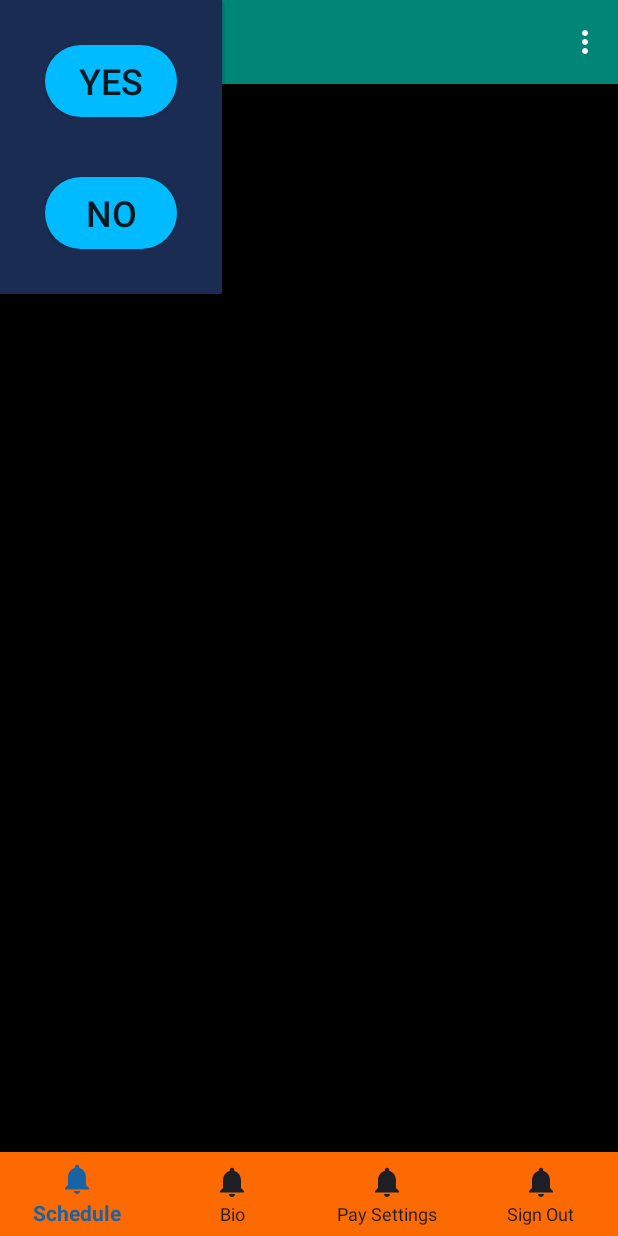
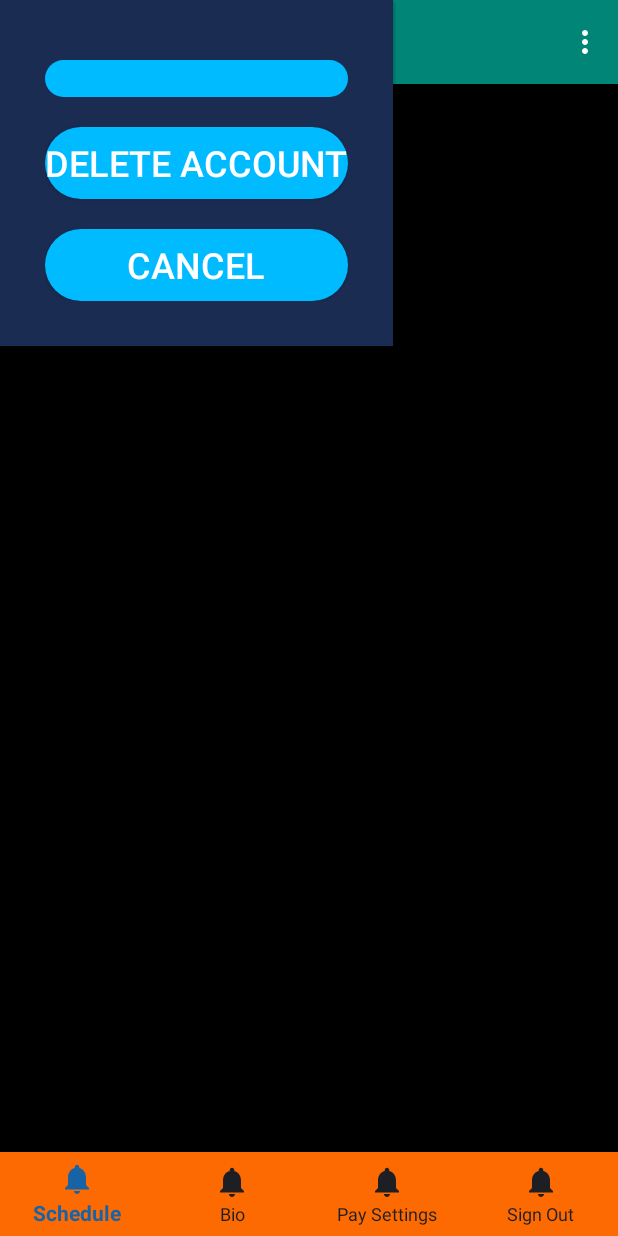
Before and after one commit to BZEEE/PursuitVolley_Android_App, an Android app: the CoachProfileActivity screen opened directly, with no data from a screen before it, in the options menu, after a tap on "delete account", on a phone screen of 412 x 824 dp. Run offline under Robolectric (Android 15) with nearby library versions, the phone set to English and light mode, and no system bars; our stand-ins replace Firebase (no records; nobody signed in at launch, a user with empty details on screens opened directly); 2 statements that could not run were skipped.

Commit message:
connecting firestore pathway to coach profile and player profile

```diff
--- a/app/src/main/java/com/beazle/pursuitvolley/Coach/CoachProfile/CoachProfileActivity.java
+++ b/app/src/main/java/com/beazle/pursuitvolley/Coach/CoachProfile/CoachProfileActivity.java
@@ -16,11 +16,14 @@ import android.view.MenuItem;
 import android.view.View;
 import android.view.ViewGroup;
 import android.widget.Button;
+import android.widget.EditText;
 import android.widget.PopupWindow;
 import android.widget.RelativeLayout;
 import android.widget.Toast;
 
+import com.beazle.pursuitvolley.Coach.CoachAuthentication.CoachLoginActivity;
 import com.beazle.pursuitvolley.DebugTags.DebugTags;
+import com.beazle.pursuitvolley.FirestoreTags.FirestoreTags;
 import com.beazle.pursuitvolley.MainActivity;
 import com.beazle.pursuitvolley.R;
 import com.google.android.gms.tasks.OnCompleteListener;
@@ -28,19 +31,21 @@ import com.google.android.gms.tasks.Task;
 import com.google.android.material.bottomnavigation.BottomNavigationView;
 import com.google.firebase.auth.FirebaseAuth;
 import com.google.firebase.auth.FirebaseUser;
+import com.google.firebase.firestore.DocumentReference;
+import com.google.firebase.firestore.DocumentSnapshot;
 import com.google.firebase.firestore.FirebaseFirestore;
 
 public class CoachProfileActivity extends AppCompatActivity {
-
-    private static final String TAG = "CoachProfileActivityTAG";
 
     private Fragment currentFragment;
     private CoachScheduleFragment coachScheduleFragment;
     private CoachBioFragment bioFragment;
     private CoachPaymentSettingsFragment coachPaymentSettingsFragment;
     private PopupWindow signOutWindow;
+    private PopupWindow deleteAccountWindow;
     private FirebaseAuth mAuth;
     private FirebaseFirestore mFirestore;
+    private FirebaseUser currentCoach;
     private RelativeLayout coachProfileActivityRelativeLayout;
 
     @Override
@@ -54,6 +59,7 @@ public class CoachProfileActivity extends AppCompatActivity {
 
         mAuth = FirebaseAuth.getInstance();
         mFirestore = FirebaseFirestore.getInstance();
+        currentCoach = mAuth.getCurrentUser();
 
 //        NavigationUI.setupWithNavController(bottomNavView,
 //                Navigation.findNavController(this, R.id.nav_host_fragment))
@@ -80,11 +86,9 @@ public class CoachProfileActivity extends AppCompatActivity {
         switch (item.getItemId()) {
             case R.id.coachProfileDeleteAccount:
                 // user clicked the delete account button
-                // delete account from FirebaseAuth
                 // remove coaches document from firestore
-                FirebaseUser user = mAuth.getCurrentUser();
-                mAuth.signOut();
-                DeleteUserAccount(user);
+                // mAuth.signOut();
+                ShowAccountDeleteDialog();
                 return true;
             default:
                 return super.onOptionsItemSelected(item);
@@ -145,121 +149,100 @@ public class CoachProfileActivity extends AppCompatActivity {
         yesButton.setOnClickListener(new View.OnClickListener() {
             @Override
             public void onClick(View v) {
-                SignOut();
+                mAuth.signOut();
+                signOutWindow.dismiss();
+                Toast.makeText(CoachProfileActivity.this, "successfully signed out", Toast.LENGTH_SHORT).show();
+                // startActivity(new Intent(this, CoachLoginActivity.class));
+                // finish the activity
+                finish();
             }
         });
         noButton.setOnClickListener(new View.OnClickListener() {
             @Override
             public void onClick(View v) {
-                DoNotSignOut();
+                signOutWindow.dismiss();
             }
         });
 
     }
 
-    private void SignOut() {
-        // perform sign out operations
-        // sign out user from firebase
-        signOutWindow.dismiss();
-        mAuth.signOut();
-        Toast.makeText(this, "successfully signed out", Toast.LENGTH_SHORT).show();
-        // startActivity(new Intent(this, CoachLoginActivity.class));
-        // finish the activity
-        finish();
+    private void ShowAccountDeleteDialog() {
+
+        //instantiate the popup.xml layout file
+        LayoutInflater layoutInflater = (LayoutInflater) CoachProfileActivity.this.getSystemService(Context.LAYOUT_INFLATER_SERVICE);
+        View customView = layoutInflater.inflate(R.layout.coach_account_delete_pop_up,null);
+
+        //instantiate popup window
+        deleteAccountWindow = new PopupWindow(customView, ViewGroup.LayoutParams.WRAP_CONTENT, ViewGroup.LayoutParams.WRAP_CONTENT);
+
+        //display the popup window
+        deleteAccountWindow.showAtLocation(coachProfileActivityRelativeLayout, Gravity.CENTER, 0, 0);
+        Button deleteAccountButton = findViewById(R.id.deleteAccountYesButton);
+        Button cancelButton = findViewById(R.id.deleteAccountCancelButton);
+
+        EditText deletionCodeEditText = findViewById(R.id.deleteCodeEditText);
+
+        deleteAccountButton.setOnClickListener(new View.OnClickListener() {
+            @Override
+            public void onClick(View v) {
+                String deletionCode = deletionCodeEditText.getText().toString();
+                CheckDeletionCode(deletionCode);
+            }
+        });
+        cancelButton.setOnClickListener(new View.OnClickListener() {
+            @Override
+            public void onClick(View v) {
+                deleteAccountWindow.dismiss();
+            }
+        });
+
     }
 
-    private void DoNotSignOut() {
-        signOutWindow.dismiss();
+    private void CheckDeletionCode(String accountDeletionCode) {
+        DocumentReference docRef = mFirestore.collection(FirestoreTags.adminCodesCollection).document(FirestoreTags.coachAccountDeletionCode);
+        docRef.get().addOnCompleteListener(new OnCompleteListener<DocumentSnapshot>() {
+            @Override
+            public void onComplete(@NonNull Task<DocumentSnapshot> task) {
+                if (task.isSuccessful()) {
+                    DocumentSnapshot document = task.getResult();
+                    if (document.exists()) {
+                        // get activation from document data
+                        String codeFromFirebase = (String) document.getData().get(FirestoreTags.codeKey);
+                        if (codeFromFirebase.equals(accountDeletionCode)) {
+                            DeleteCoachAccount();
+                        } else {
+                            Toast.makeText(CoachProfileActivity.this, "wrong deletion code", Toast.LENGTH_SHORT).show();
+                        }
+                    } else {
+                        Log.d(DebugTags.DebugTAG, "Admin codes document does not exist");
+                    }
+                } else {
+                    Log.d(DebugTags.DebugTAG, "document get() failed with ", task.getException());
+                }
+            }
+        });
     }
 
-    private void DeleteUserAccount(FirebaseUser user) {
-        user.delete()
+    private void DeleteCoachAccount() {
+        currentCoach.delete()
                 .addOnCompleteListener(new OnCompleteListener<Void>() {
                     @Override
                     public void onComplete(@NonNull Task<Void> task) {
                         if (task.isSuccessful()) {
-                            Log.d(TAG, "User account deleted.");
+                            Log.d(DebugTags.DebugTAG, "User account deleted.");
                             // successful delete from FirebaseAuth
                             // now delete coach document from Firestore
                             // NOTE: Deleting a document does not delete its subcollection, have to do this manually or recursively
-
+                            deleteAccountWindow.dismiss();
+                            mAuth.signOut();
+                            Toast.makeText(CoachProfileActivity.this, "successfully deleted account", Toast.LENGTH_SHORT).show();
                             // DeleteUserDocumentFromFirestore(user);
-                            startActivity(new Intent(CoachProfileActivity.this, MainActivity.class));
+                            // startActivity(new Intent(CoachProfileActivity.this, MainActivity.class));
                             finish();
                         } else {
-                            Log.d(TAG, "Failed to delete User Account: (CoachProfileActivity)");
+                            Log.d(DebugTags.DebugTAG, "Failed to delete User Account: (CoachProfileActivity)");
                         }
                     }
                 });
     }
-
-//    private void DeleteUserDocumentFromFirestore(FirebaseUser user) {
-//        // loop through and delete all documents in the subcollection "booking", which will then delete the subcollection
-//        // once all the documents are deleted within that subcollection
-//        mFirestore.collection("coaches").document(user.getUid()).collection("bookings")
-//                .get().addOnCompleteListener(new OnCompleteListener<QuerySnapshot>() {
-//            @Override
-//            public void onComplete(@NonNull Task<QuerySnapshot> task) {
-//                if (task.isSuccessful()) {
-//                    for (QueryDocumentSnapshot document : task.getResult()) {
-//                        // delete document
-//                        document.
-//                    }
-//                } else {
-//                    Log.d(TAG, "Error Getting Documents", task.getException());
-//                }
-//            }
-//        });
-//        mFirestore.collection("coaches").document(user.getUid())
-//                .delete()
-//                .addOnSuccessListener(new OnSuccessListener<Void>() {
-//                    @Override
-//                    public void onSuccess(Void aVoid) {
-//                        Log.d(TAG, "DocumentSnapshot successfully deleted!");
-//                    }
-//                })
-//                .addOnFailureListener(new OnFailureListener() {
-//                    @Override
-//                    public void onFailure(@NonNull Exception e) {
-//                        Log.w(TAG, "Error deleting document", e);
-//                    }
-//                });
-//    }
-
-    // ********************************************
-    // https://stackoverflow.com/questions/50220287/how-do-you-iterate-through-documents-in-a-sub-collection-within-a-transaction-fo
-
-//    private void deleteCollection(final CollectionReference collection, Executor executor) {
-//        Tasks.call(executor, new Callable<Object>() {
-//            @Override
-//            public Object call() throws Exception {
-//                int batchSize = 10;
-//                Query query = db.collection("job_skills").whereEqualTo("job_id", job_id);
-//                List<DocumentSnapshot> deleted = deleteQueryBatch(query);
-//
-//                while (deleted.size() >= batchSize) {
-//                    DocumentSnapshot last = deleted.get(deleted.size() - 1);
-//                    query = collection.orderBy(FieldPath.documentId()).startAfter(last.getId()).limit(batchSize);
-//
-//                    deleted = deleteQueryBatch(query);
-//                }
-//
-//                return null;
-//            }
-//        });
-//    }
-
-//    @WorkerThread
-//    private List<DocumentSnapshot> deleteQueryBatch(final Query query) throws Exception {
-//        QuerySnapshot querySnapshot = Tasks.await(query.get());
-//
-//        WriteBatch batch = query.getFirestore().batch();
-//        for (DocumentSnapshot snapshot : querySnapshot) {
-//            batch.delete(snapshot.getReference());
-//        }
-//        Tasks.await(batch.commit());
-//
-//        return querySnapshot.getDocuments();
-//    }
-
 }
--- a/app/src/main/java/com/beazle/pursuitvolley/Coach/CoachSelection/CoachSelectionActivity.java
+++ b/app/src/main/java/com/beazle/pursuitvolley/Coach/CoachSelection/CoachSelectionActivity.java
@@ -17,6 +17,7 @@ import android.widget.RelativeLayout;
 import com.beazle.pursuitvolley.DebugTags.DebugTags;
 import com.beazle.pursuitvolley.R;
 
+import java.util.ArrayList;
 import java.util.List;
 import java.util.Observer;
 
--- /dev/null
+++ b/app/src/main/res/layout/coach_account_delete_pop_up.xml
@@ -0,0 +1,43 @@
+<?xml version="1.0" encoding="utf-8"?>
+<LinearLayout xmlns:android="http://schemas.android.com/apk/res/android"
+    android:orientation="vertical"
+    android:background="@color/darkGrey"
+    android:padding="30dp"
+    android:layout_width="250dp"
+    android:layout_gravity="center"
+    android:weightSum="2"
+    android:layout_height="wrap_content">
+
+    <EditText
+        android:id="@+id/deleteCodeEditText"
+        android:layout_width="match_parent"
+        android:layout_height="wrap_content"
+        android:layout_marginTop="10dp"
+        android:layout_marginBottom="20dp"
+        android:hint="@string/coach_delete_account_text"
+        android:textColor="@color/white"
+        android:textColorHint="@color/aquaBlue"
+        android:textSize="18sp"
+        android:background="@drawable/rounded_corners_blue_background"/>
+
+    <Button
+        android:id="@+id/deleteAccountYesButton"
+        android:layout_width="match_parent"
+        android:layout_height="wrap_content"
+        android:layout_marginBottom="20dp"
+        android:text="@string/delete_account_yes"
+        android:textSize="24sp"
+        android:textColor="@color/white"
+        android:background="@drawable/rounded_corners_blue_background"/>
+
+    <Button
+        android:id="@+id/deleteAccountCancelButton"
+        android:layout_width="match_parent"
+        android:layout_height="wrap_content"
+        android:text="@string/delete_account_no"
+        android:textSize="24sp"
+        android:textColor="@color/white"
+        android:background="@drawable/rounded_corners_blue_background"/>
+
+
+</LinearLayout>
--- a/app/src/main/res/values/strings.xml
+++ b/app/src/main/res/values/strings.xml
@@ -33,8 +33,13 @@
     <string name="coach_sign_up_clickable_text">Already have an Account</string>
 
     <!--Sign Out Pop Up Menu-->
-    <string name="sign_out_yes">yes</string>
-    <string name="sign_out_no">no</string>
+    <string name="sign_out_yes">Yes</string>
+    <string name="sign_out_no">No</string>
+
+    <!--Delete Account Pop Up Menu-->
+    <string name="coach_deletion_code_text">enter deletion code</string>
+    <string name="delete_account_yes">Delete Account</string>
+    <string name="delete_account_no">Cancel</string>
 
     <!--Coach Payment Setting Fragment-->
     <string name="coach_payment_settings_title_text">Direct Deposit</string>
```
Also changed, not shown: app/src/main/java/com/beazle/pursuitvolley/Coach/CoachAuthentication/CoachLoginActivity.java (+16 -15 lines), app/src/main/java/com/beazle/pursuitvolley/FirestoreTags/FirestoreTags.java (+35 -1 lines), app/src/main/java/com/beazle/pursuitvolley/Player/PlayerLoginActivity.java (+17 -132 lines), app/src/main/java/com/beazle/pursuitvolley/Player/PlayerProfile/CurrentAppointments/PlayerCurrentAppointmentsFragment.java (+11 -9 lines), app/src/main/java/com/beazle/pursuitvolley/Player/PlayerProfile/UpcomingEvents/PlayerUpcomingEventsFragment.java (+8 -7 lines).
